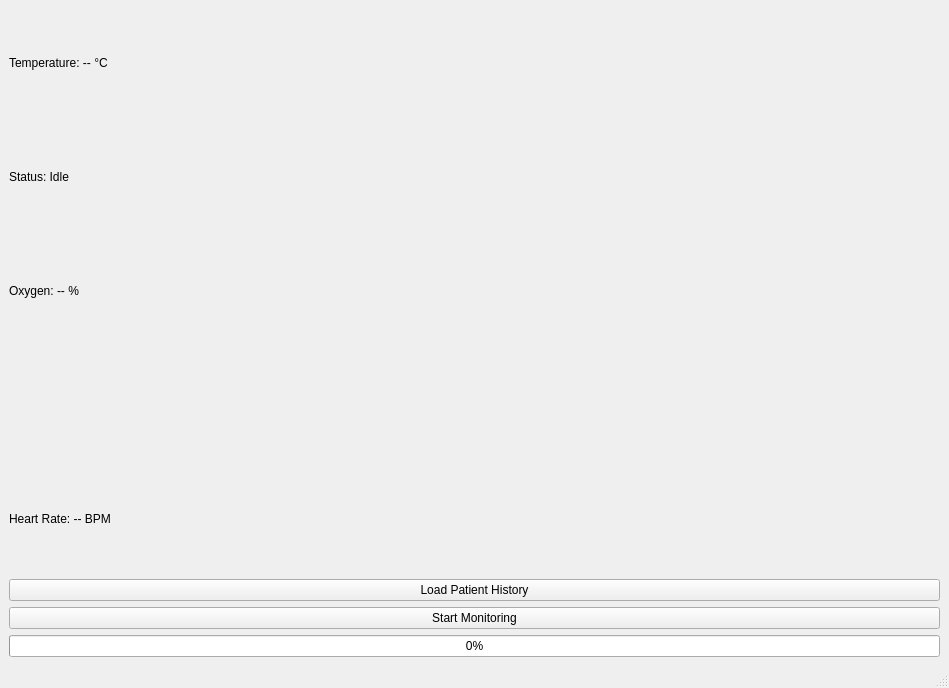
Before: the Qt Designer form mainwindow.ui in ArkTulips/Qthealthmonitor, drawn with Qt 5.
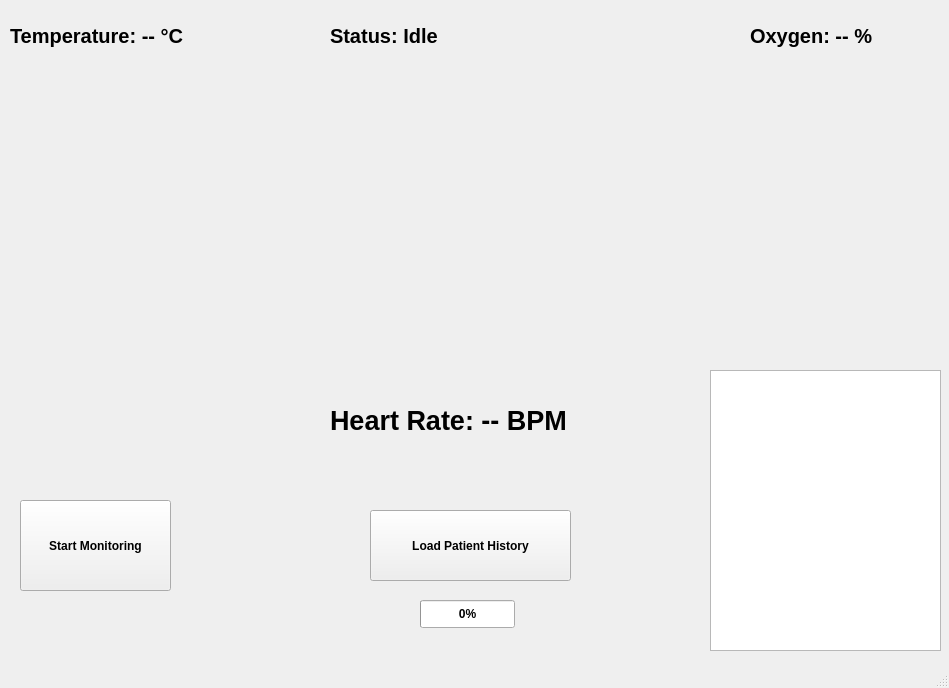
After: the same form once the commit is applied.

Commit message: Refactor mainwindow.ui layout and properties

Patch:
```diff
--- a/mainwindow.ui
+++ b/mainwindow.ui
@@ -10,74 +10,153 @@
     <height>688</height>
    </rect>
   </property>
+  <property name="font">
+   <font>
+    <bold>true</bold>
+   </font>
+  </property>
   <property name="windowTitle">
    <string>MainWindow</string>
   </property>
   <widget class="QWidget" name="centralwidget">
-   <layout class="QVBoxLayout" name="verticalLayout">
-    <item>
-     <widget class="QLabel" name="tempLabel">
-      <property name="text">
-       <string>Temperature: -- °C</string>
-      </property>
-     </widget>
-    </item>
-    <item>
      <widget class="QLabel" name="statusLabel">
+    <property name="geometry">
+     <rect>
+      <x>330</x>
+      <y>20</y>
+      <width>331</width>
+      <height>31</height>
+     </rect>
+    </property>
+    <property name="font">
+     <font>
+      <pointsize>15</pointsize>
+      <bold>true</bold>
+     </font>
+    </property>
       <property name="text">
        <string>Status: Idle</string>
       </property>
      </widget>
-    </item>
-    <item>
      <widget class="QLabel" name="oxygenLabel">
+    <property name="geometry">
+     <rect>
+      <x>750</x>
+      <y>20</y>
+      <width>171</width>
+      <height>31</height>
+     </rect>
+    </property>
+    <property name="font">
+     <font>
+      <pointsize>15</pointsize>
+      <bold>true</bold>
+     </font>
+    </property>
       <property name="text">
        <string>Oxygen: -- %</string>
       </property>
      </widget>
-    </item>
-    <item>
-     <widget class="QWidget" name="chartContainer" native="true"/>
-    </item>
-    <item>
+   <widget class="QWidget" name="chartContainer" native="true">
+    <property name="geometry">
+     <rect>
+      <x>10</x>
+      <y>80</y>
+      <width>901</width>
+      <height>281</height>
+     </rect>
+    </property>
+   </widget>
      <widget class="QLabel" name="heartLabel">
+    <property name="geometry">
+     <rect>
+      <x>330</x>
+      <y>400</y>
+      <width>301</width>
+      <height>41</height>
+     </rect>
+    </property>
+    <property name="font">
+     <font>
+      <pointsize>20</pointsize>
+      <bold>true</bold>
+     </font>
+    </property>
       <property name="text">
        <string>Heart Rate: -- BPM</string>
       </property>
      </widget>
-    </item>
-    <item>
      <widget class="QPushButton" name="loadButton">
+    <property name="geometry">
+     <rect>
+      <x>370</x>
+      <y>510</y>
+      <width>201</width>
+      <height>71</height>
+     </rect>
+    </property>
       <property name="text">
        <string>Load Patient History</string>
       </property>
      </widget>
-    </item>
-    <item>
      <widget class="QPushButton" name="startButton">
+    <property name="geometry">
+     <rect>
+      <x>20</x>
+      <y>500</y>
+      <width>151</width>
+      <height>91</height>
+     </rect>
+    </property>
       <property name="text">
        <string>Start Monitoring</string>
       </property>
      </widget>
-    </item>
-    <item>
      <widget class="QProgressBar" name="progressBar">
+    <property name="geometry">
+     <rect>
+      <x>420</x>
+      <y>600</y>
+      <width>95</width>
+      <height>28</height>
+     </rect>
+    </property>
       <property name="value">
        <number>0</number>
       </property>
      </widget>
-    </item>
-   </layout>
-  </widget>
-  <widget class="QMenuBar" name="menubar">
+   <widget class="QLabel" name="tempLabel">
+    <property name="geometry">
+     <rect>
+      <x>10</x>
+      <y>20</y>
+      <width>231</width>
+      <height>31</height>
+     </rect>
+    </property>
+    <property name="font">
+     <font>
+      <pointsize>15</pointsize>
+      <bold>true</bold>
+     </font>
+    </property>
+    <property name="text">
+     <string>Temperature: -- °C</string>
+    </property>
+   </widget>
+   <widget class="QTextEdit" name="historyText">
    <property name="geometry">
     <rect>
-     <x>0</x>
-     <y>0</y>
-     <width>949</width>
-     <height>25</height>
-    </rect>
-   </property>
+      <x>710</x>
+      <y>370</y>
+      <width>231</width>
+      <height>281</height>
+     </rect>
+    </property>
+    <property name="readOnly">
+     <bool>true</bool>
+    </property>
+   </widget>
   </widget>
   <widget class="QStatusBar" name="statusbar"/>
  </widget>
```
Lines whose indentation alone changed are shown as unchanged.
